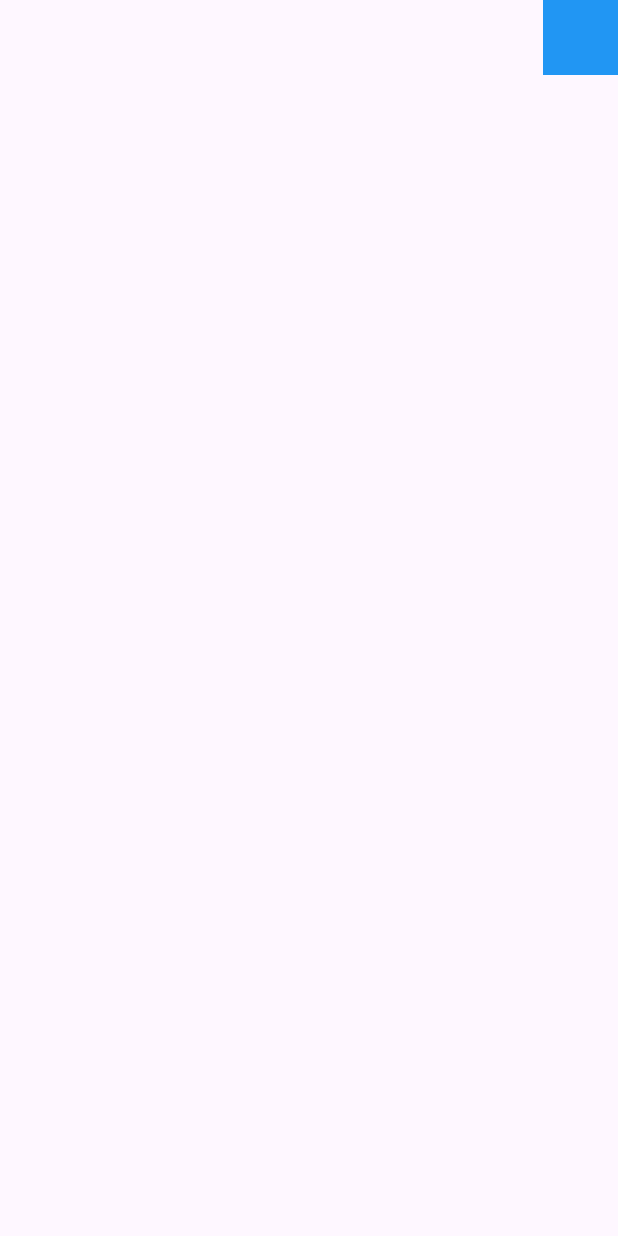
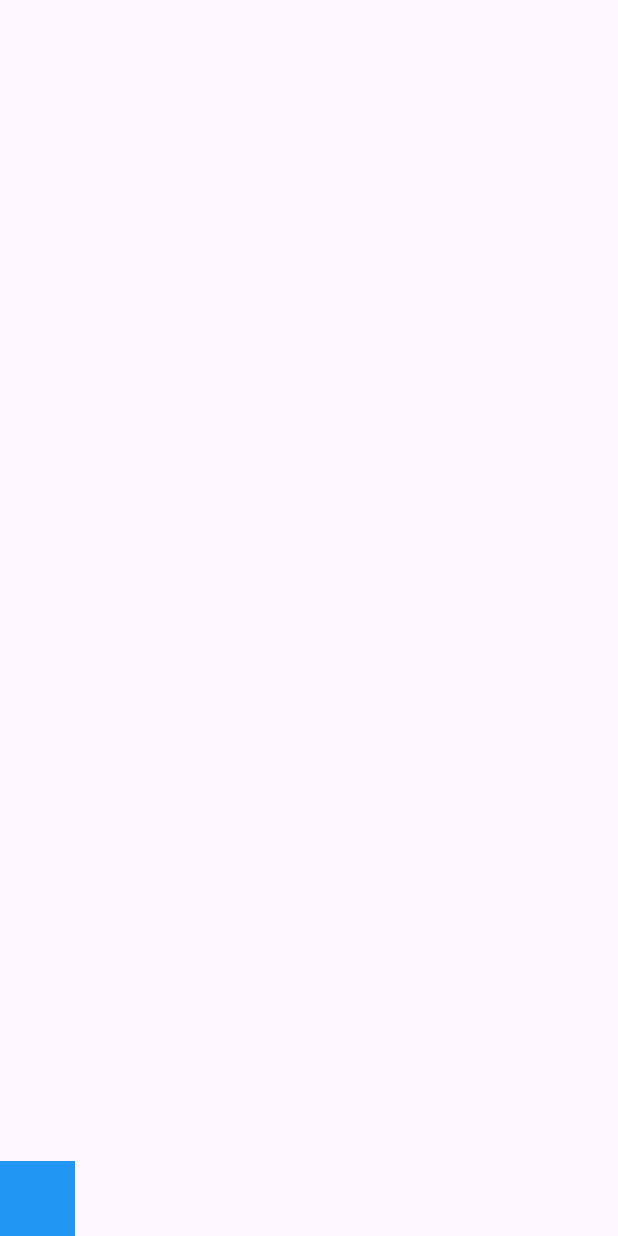
Before and after one commit to NILTONMIGUEL/Animacao_flutter, a Flutter app: the screen it shows after launch, on a phone screen of 412 x 824 dp. Run offline on Flutter 3.47's test engine with Material 3 defaults, Android fonts, the phone set to English and light mode, and no system bars.

```diff
--- a/lib/main.dart
+++ b/lib/main.dart
@@ -26,8 +26,8 @@ class _MainAppState extends State<MainApp> {
               });
             },
             child: AnimatedAlign(
-              alignment: clicou ? Alignment.bottomLeft : Alignment.topRight,
-              duration: Duration(seconds: 1),
+              alignment: clicou ? Alignment.topRight : Alignment.bottomLeft,
+              duration: Duration(seconds: 2),
               child: AnimatedContainer(
                 duration: const Duration(seconds: 2),
                 curve: Curves.fastOutSlowIn,
```
